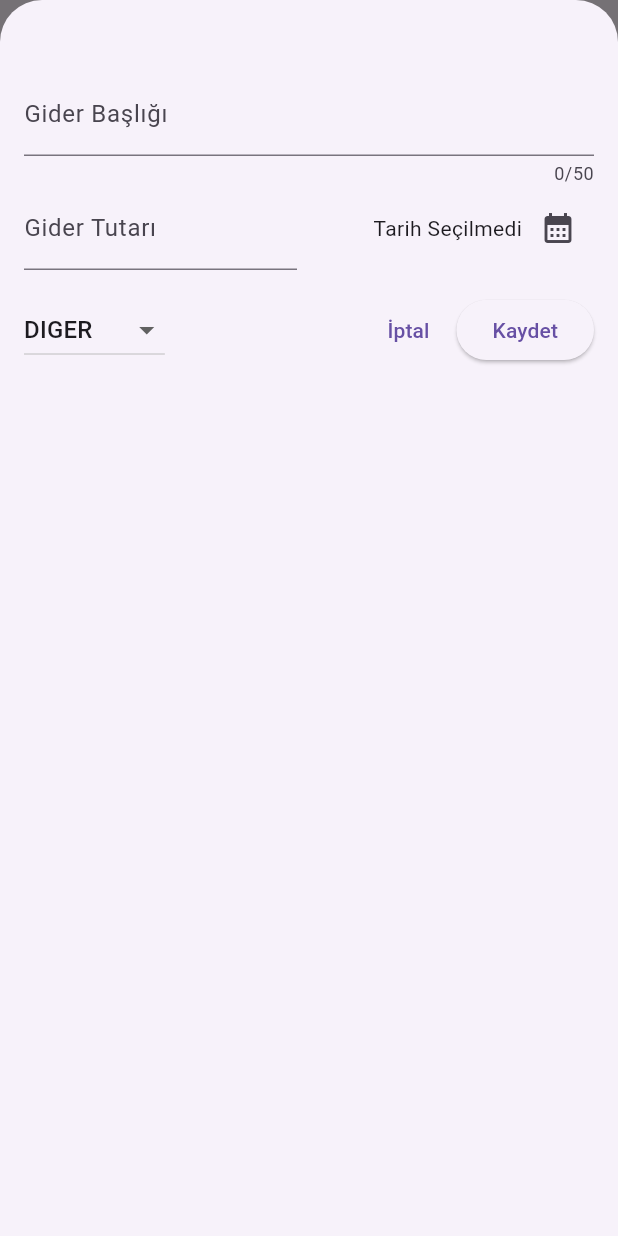
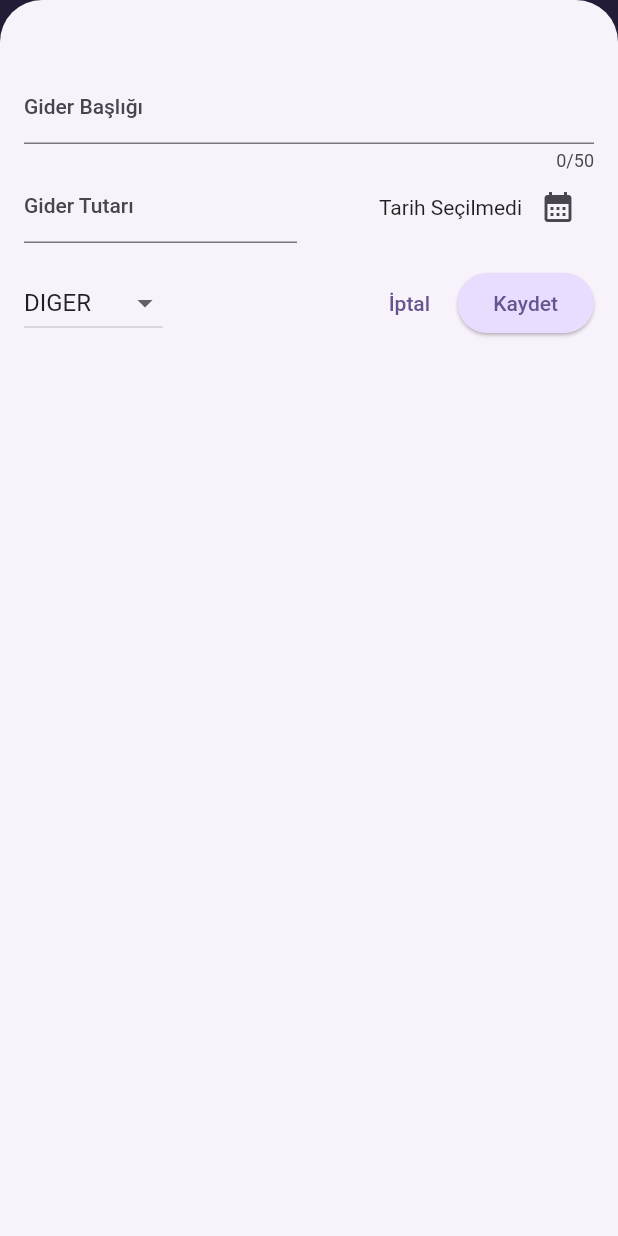
Before and after one commit to burakkbicer/expense_tracker, a Flutter app: the screen it shows after launch, after a tap on the "add" icon, on a phone screen of 412 x 824 dp. Run offline on Flutter 3.47's test engine with Material 2 defaults, Android fonts, the phone set to English and light mode, and no system bars.

Commit message:
feat: Refactored theme structure

```diff
--- a/lib/main.dart
+++ b/lib/main.dart
@@ -1,12 +1,37 @@
 import 'package:flutter/material.dart';
 
 import 'package:expense_tracker/widgets/expenses.dart';
+
+var kColorScheme = ColorScheme.fromSeed(
+  seedColor: const Color.fromARGB(255, 96, 59, 181),
+);
 
 void main() {
   runApp(
     MaterialApp(
       debugShowCheckedModeBanner: false,
-      theme: ThemeData(useMaterial3: true),
+      theme: ThemeData().copyWith(
+          useMaterial3: true,
+          colorScheme: kColorScheme,
+          appBarTheme: const AppBarTheme().copyWith(
+            backgroundColor: kColorScheme.onPrimaryContainer,
+            foregroundColor: kColorScheme.primaryContainer,
+          ),
+          cardTheme: const CardTheme().copyWith(
+            color: kColorScheme.secondaryContainer,
+            margin: const EdgeInsets.symmetric(horizontal: 16, vertical: 8),
+          ),
+          elevatedButtonTheme: ElevatedButtonThemeData(
+            style: ElevatedButton.styleFrom(
+                backgroundColor: kColorScheme.primaryContainer),
+          ),
+          textTheme: ThemeData().textTheme.copyWith(
+                titleLarge: TextStyle(
+                  fontWeight: FontWeight.bold,
+                  color: kColorScheme.onSecondaryContainer,
+                  fontSize: 16,
+                ),
+              )),
       home: const Expenses(),
     ),
   );
--- a/lib/widgets/expenses_list/expense_item.dart
+++ b/lib/widgets/expenses_list/expense_item.dart
@@ -13,8 +13,12 @@ class ExpenseItem extends StatelessWidget {
       child: Padding(
         padding: const EdgeInsets.symmetric(horizontal: 20, vertical: 16),
         child: Column(
+          crossAxisAlignment: CrossAxisAlignment.start,
           children: [
-            Text(expense.title),
+            Text(
+              expense.title,
+              style: Theme.of(context).textTheme.titleLarge,
+            ),
             const SizedBox(height: 4),
             Row(
               children: [
--- a/lib/widgets/expenses_list/expenses_list.dart
+++ b/lib/widgets/expenses_list/expenses_list.dart
@@ -16,6 +16,19 @@ class ExpensesList extends StatelessWidget {
       itemCount: expenses.length,
       itemBuilder: (context, index) => Dismissible(
         key: ValueKey(expenses[index]),
+        background: Container(
+          color: Theme.of(context).colorScheme.error,
+          alignment: Alignment.centerRight,
+          margin: EdgeInsets.symmetric(
+            horizontal: Theme.of(context).cardTheme.margin!.horizontal,
+            vertical: 8,
+          ),
+          child: const Icon(
+            Icons.delete,
+            color: Colors.white,
+            size: 40,
+          ),
+        ),
         onDismissed: (direction) {
           onRemoveExpense(expenses[index]);
         },
```
